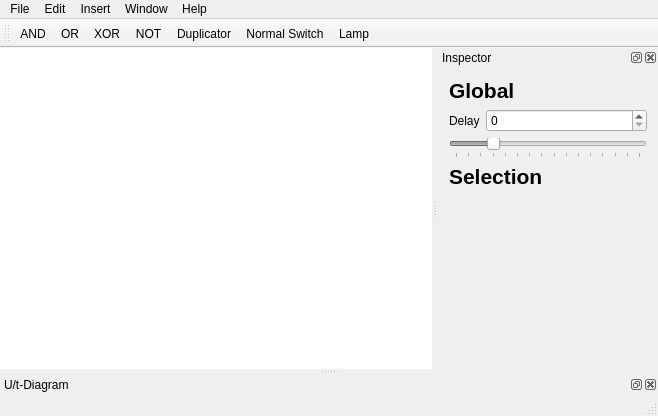
Old version of the form mainwindow.ui in the repository narrowtux/Gatter.
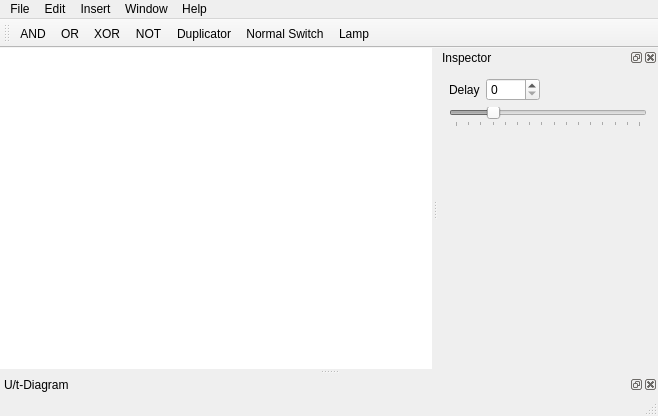
New version of the form.

Commit message: Updated ColorButton class to constantly update the color even if the dialog is not closed.

```diff
--- a/mainwindow.ui
+++ b/mainwindow.ui
@@ -187,27 +187,16 @@
          <rect>
           <x>0</x>
           <y>0</y>
-          <width>224</width>
+          <width>220</width>
           <height>279</height>
          </rect>
         </property>
         <layout class="QVBoxLayout" name="verticalLayout_3">
-         <item>
-          <widget class="QLabel" name="label_2">
-           <property name="font">
-            <font>
-             <pointsize>16</pointsize>
-             <weight>75</weight>
-             <bold>true</bold>
-            </font>
-           </property>
-           <property name="text">
-            <string>Global</string>
-           </property>
-          </widget>
-         </item>
          <item>
           <layout class="QFormLayout" name="globalOptions">
+           <property name="fieldGrowthPolicy">
+            <enum>QFormLayout::FieldsStayAtSizeHint</enum>
+           </property>
            <item row="0" column="0">
             <widget class="QLabel" name="label">
              <property name="text">
@@ -250,21 +239,11 @@
           </layout>
          </item>
          <item>
-          <widget class="QLabel" name="label_3">
-           <property name="font">
-            <font>
-             <pointsize>16</pointsize>
-             <weight>75</weight>
-             <bold>true</bold>
-            </font>
+          <layout class="QFormLayout" name="selectionOptions">
+           <property name="fieldGrowthPolicy">
+            <enum>QFormLayout::FieldsStayAtSizeHint</enum>
            </property>
-           <property name="text">
-            <string>Selection</string>
-           </property>
-          </widget>
-         </item>
-         <item>
-          <layout class="QFormLayout" name="selectionOptions"/>
+          </layout>
          </item>
          <item>
           <spacer name="verticalSpacer">
```
The commit also changes 13 other files.
